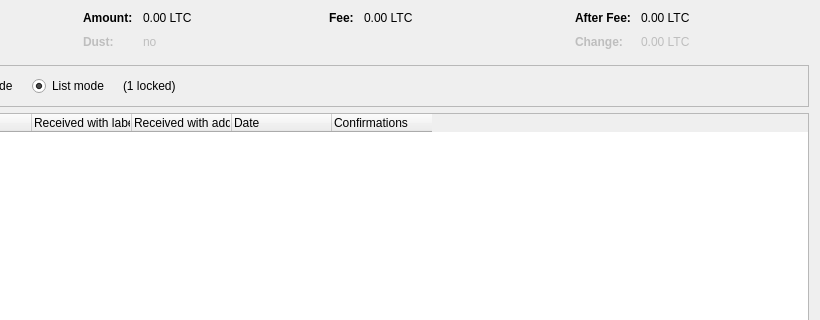
Before: the Qt Designer form src/qt/forms/coincontroldialog.ui in lyt217/lissomcoin, drawn with Qt 5; both pictures show x 180 to 1000 and y 0 to 320 of the 1000 by 500 pixel window.
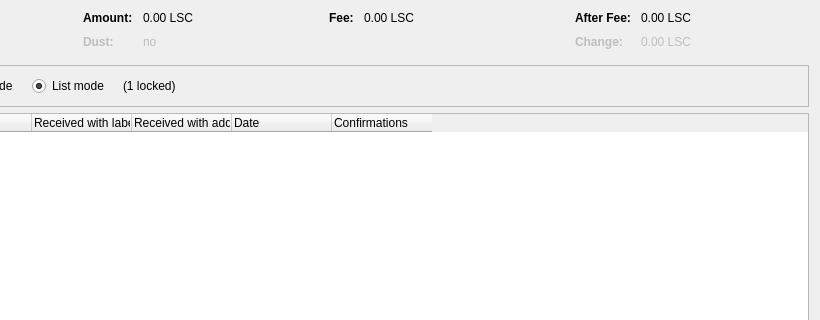
After: the same form once the commit is applied. Custom widgets are drawn as their Qt base class.

The edit to the form file:
```diff
--- a/src/qt/forms/coincontroldialog.ui
+++ b/src/qt/forms/coincontroldialog.ui
@@ -132,7 +132,7 @@
           <enum>Qt::ActionsContextMenu</enum>
          </property>
          <property name="text">
-          <string notr="true">0.00 LTC</string>
+          <string notr="true">0.00 LSC</string>
          </property>
          <property name="textInteractionFlags">
           <set>Qt::LinksAccessibleByMouse|Qt::TextSelectableByKeyboard|Qt::TextSelectableByMouse</set>
@@ -212,7 +212,7 @@
           <enum>Qt::ActionsContextMenu</enum>
          </property>
          <property name="text">
-          <string notr="true">0.00 LTC</string>
+          <string notr="true">0.00 LSC</string>
          </property>
          <property name="textInteractionFlags">
           <set>Qt::LinksAccessibleByMouse|Qt::TextSelectableByKeyboard|Qt::TextSelectableByMouse</set>
@@ -257,7 +257,7 @@
           <enum>Qt::ActionsContextMenu</enum>
          </property>
          <property name="text">
-          <string notr="true">0.00 LTC</string>
+          <string notr="true">0.00 LSC</string>
          </property>
          <property name="textInteractionFlags">
           <set>Qt::LinksAccessibleByMouse|Qt::TextSelectableByKeyboard|Qt::TextSelectableByMouse</set>
@@ -292,7 +292,7 @@
           <enum>Qt::ActionsContextMenu</enum>
          </property>
          <property name="text">
-          <string notr="true">0.00 LTC</string>
+          <string notr="true">0.00 LSC</string>
          </property>
          <property name="textInteractionFlags">
           <set>Qt::LinksAccessibleByMouse|Qt::TextSelectableByKeyboard|Qt::TextSelectableByMouse</set>
```
